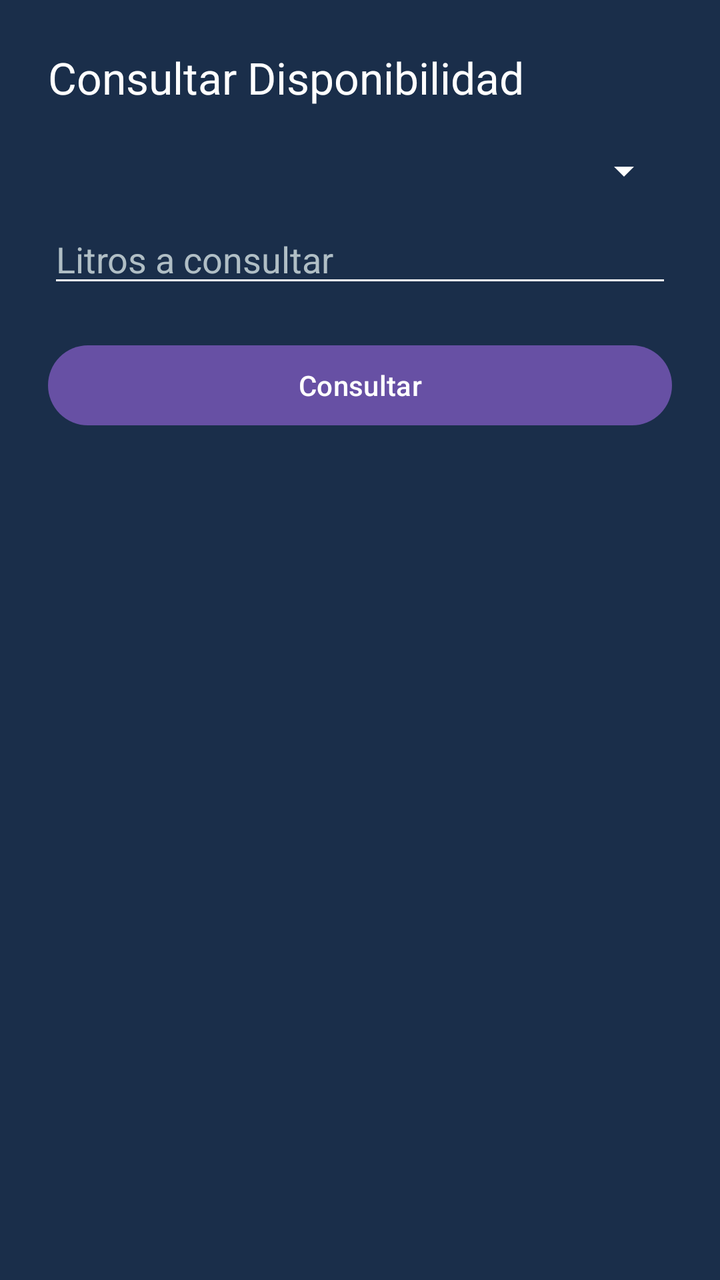
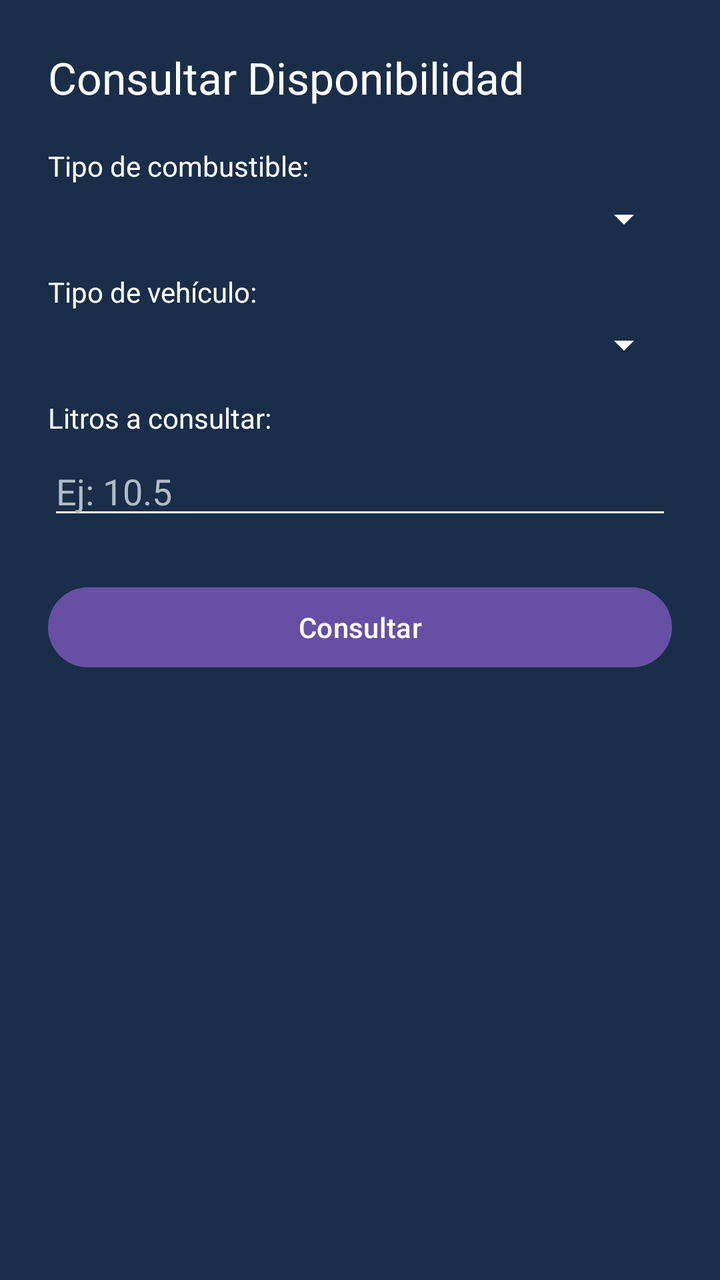

Two renders of the same Android screen: before a commit and after it. Below are the layout's source before the change and the commit's diff.
<!-- AndroidManifest.xml: application theme Theme.StationAdviser -->
<!-- res/layout/activity_consultar_disponibilidad.xml -->
<LinearLayout xmlns:android="http://schemas.android.com/apk/res/android"
    android:orientation="vertical"
    android:padding="24dp"
    android:layout_width="match_parent"
    android:layout_height="match_parent"
    android:background="#1A2E4A">

    <TextView
        android:text="Consultar Disponibilidad"
        android:textSize="22sp"
        android:textColor="#FFFFFF"
        android:layout_marginBottom="20dp"
        android:layout_width="wrap_content"
        android:layout_height="wrap_content"/>

    <Spinner
        android:id="@+id/spinnerTipo"
        android:layout_width="match_parent"
        android:layout_height="wrap_content"
        android:backgroundTint="#FFFFFF"/>

    <EditText
        android:id="@+id/editLitros"
        android:hint="Litros a consultar"
        android:textColor="#FFFFFF"
        android:textColorHint="#B0BEC5"
        android:inputType="numberDecimal"
        android:backgroundTint="#FFFFFF"
        android:layout_marginTop="10dp"
        android:layout_width="match_parent"
        android:layout_height="wrap_content"/>

    <Button
        android:id="@+id/buttonConsultar"
        android:text="Consultar"
        android:layout_marginTop="20dp"
        android:layout_width="match_parent"
        android:layout_height="wrap_content"/>

    <TextView
        android:id="@+id/textResultado"
        android:textColor="#FFFFFF"
        android:textSize="16sp"
        android:layout_marginTop="20dp"
        android:layout_width="match_parent"
        android:layout_height="wrap_content"/>

</LinearLayout>
<!-- resources referenced by this layout -->
<resources>
  <style name="Theme.StationAdviser" parent="Base.Theme.StationAdviser" />
  <style name="Base.Theme.StationAdviser" parent="Theme.Material3.DayNight.NoActionBar">
          
          
      </style>
</resources>

<!-- the commit's change to res/layout/activity_consultar_disponibilidad.xml (unified diff, before → after) -->
@@ -13,27 +13,62 @@
         android:layout_width="wrap_content"
         android:layout_height="wrap_content"/>
 
+    
+    <TextView
+        android:text="Tipo de combustible:"
+        android:textColor="#FFFFFF"
+        android:textSize="14sp"
+        android:layout_marginBottom="5dp"
+        android:layout_width="wrap_content"
+        android:layout_height="wrap_content"/>
+
     <Spinner
         android:id="@+id/spinnerTipo"
         android:layout_width="match_parent"
         android:layout_height="wrap_content"
-        android:backgroundTint="#FFFFFF"/>
+        android:backgroundTint="#FFFFFF"
+        android:layout_marginBottom="15dp"/>
+
+    
+    <TextView
+        android:text="Tipo de vehículo:"
+        android:textColor="#FFFFFF"
+        android:textSize="14sp"
+        android:layout_marginBottom="5dp"
+        android:layout_width="wrap_content"
+        android:layout_height="wrap_content"/>
+
+    <Spinner
+        android:id="@+id/spinnerTipoVehiculo"
+        android:layout_width="match_parent"
+        android:layout_height="wrap_content"
+        android:backgroundTint="#FFFFFF"
+        android:layout_marginBottom="15dp"/>
+
+    
+    <TextView
+        android:text="Litros a consultar:"
+        android:textColor="#FFFFFF"
+        android:textSize="14sp"
+        android:layout_marginBottom="5dp"
+        android:layout_width="wrap_content"
+        android:layout_height="wrap_content"/>
 
     <EditText
         android:id="@+id/editLitros"
-        android:hint="Litros a consultar"
+        android:hint="Ej: 10.5"
         android:textColor="#FFFFFF"
         android:textColorHint="#B0BEC5"
         android:inputType="numberDecimal"
         android:backgroundTint="#FFFFFF"
-        android:layout_marginTop="10dp"
+        android:layout_marginBottom="15dp"
         android:layout_width="match_parent"
         android:layout_height="wrap_content"/>
 
     <Button
         android:id="@+id/buttonConsultar"
         android:text="Consultar"
-        android:layout_marginTop="20dp"
+        android:layout_marginTop="10dp"
         android:layout_width="match_parent"
         android:layout_height="wrap_content"/>
 
